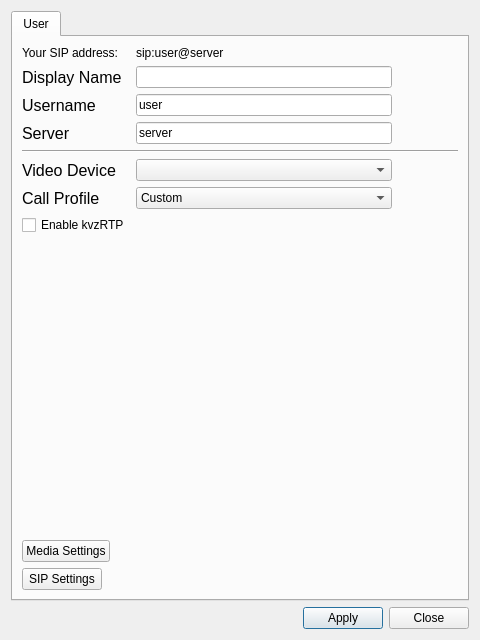
The window that ui/settings.ui (ultravideo/uvgComm) describes before a commit, drawn with Qt 5.
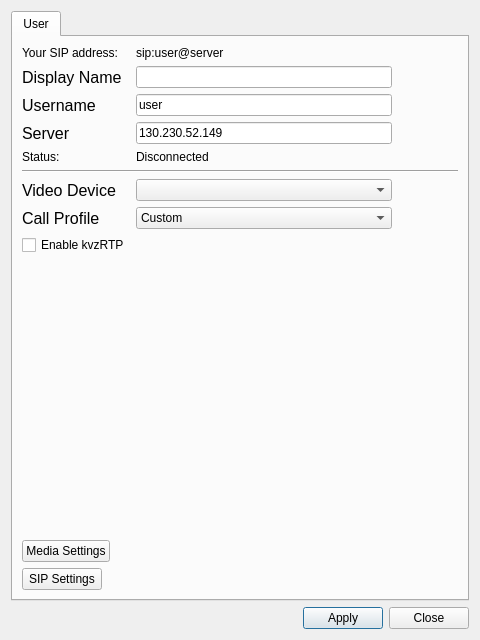
The same window after the commit.

Commit message: feature(Settings): Show server registration status.

Diff of the .ui file:
```diff
--- a/ui/settings.ui
+++ b/ui/settings.ui
@@ -145,18 +145,25 @@
           </size>
          </property>
          <property name="text">
-          <string>server</string>
+          <string>130.230.52.149</string>
          </property>
         </widget>
        </item>
-       <item row="4" column="0" colspan="2">
+       <item row="4" column="1">
+        <widget class="QLabel" name="status">
+         <property name="text">
+          <string>Disconnected</string>
+         </property>
+        </widget>
+       </item>
+       <item row="5" column="0" colspan="2">
         <widget class="Line" name="line">
          <property name="orientation">
           <enum>Qt::Horizontal</enum>
          </property>
         </widget>
        </item>
-       <item row="5" column="0">
+       <item row="7" column="0">
         <widget class="QLabel" name="VideoDeviceLabel">
          <property name="font">
           <font>
@@ -168,7 +175,7 @@
          </property>
         </widget>
        </item>
-       <item row="5" column="1">
+       <item row="7" column="1">
         <widget class="QComboBox" name="videoDevice">
          <property name="minimumSize">
           <size>
@@ -184,7 +191,7 @@
          </property>
         </widget>
        </item>
-       <item row="6" column="0">
+       <item row="8" column="0">
         <widget class="QLabel" name="label_call">
          <property name="font">
           <font>
@@ -196,7 +203,7 @@
          </property>
         </widget>
        </item>
-       <item row="6" column="1">
+       <item row="8" column="1">
         <widget class="QComboBox" name="comboBox">
          <property name="maximumSize">
           <size>
@@ -212,23 +219,13 @@
         </widget>
        </item>
        <item row="9" column="0">
-        <widget class="QPushButton" name="custom_settings_button">
-         <property name="enabled">
-          <bool>true</bool>
-         </property>
+        <widget class="QCheckBox" name="kvzRTP">
          <property name="text">
-          <string>Media Settings</string>
+          <string>Enable kvzRTP</string>
          </property>
         </widget>
        </item>
-       <item row="10" column="0">
-        <widget class="QPushButton" name="advanced_settings_button">
-         <property name="text">
-          <string>SIP Settings</string>
-         </property>
-        </widget>
-       </item>
-       <item row="8" column="0" colspan="2">
+       <item row="10" column="0" colspan="2">
         <spacer name="verticalSpacer_2">
          <property name="orientation">
           <enum>Qt::Vertical</enum>
@@ -241,10 +238,27 @@
          </property>
         </spacer>
        </item>
-       <item row="7" column="0">
-        <widget class="QCheckBox" name="kvzRTP">
+       <item row="4" column="0">
+        <widget class="QLabel" name="label_status">
          <property name="text">
-          <string>Enable kvzRTP</string>
+          <string>Status:</string>
+         </property>
+        </widget>
+       </item>
+       <item row="12" column="0">
+        <widget class="QPushButton" name="advanced_settings_button">
+         <property name="text">
+          <string>SIP Settings</string>
+         </property>
+        </widget>
+       </item>
+       <item row="11" column="0">
+        <widget class="QPushButton" name="custom_settings_button">
+         <property name="enabled">
+          <bool>true</bool>
+         </property>
+         <property name="text">
+          <string>Media Settings</string>
          </property>
         </widget>
        </item>
```
The commit also changes 10 other files.
